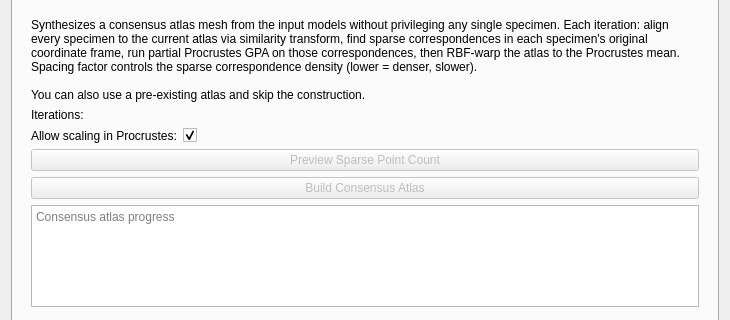
Old version of the form ALPACA/Resources/UI/ALPACA.ui in the repository SlicerMorph/SlicerMorph; both pictures show x 0 to 730 and y 182 to 502 of the 730 by 1204 pixel window.
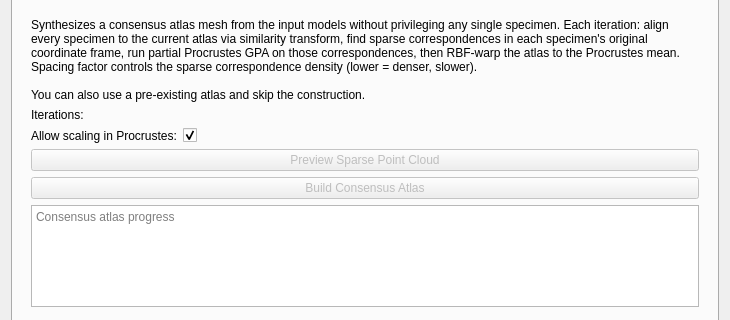
New version of the form. The open tabs and pages were chosen to show the change. Custom widgets are drawn as their Qt base class.

Commit message: ALPACA Templates: show the sparse cloud and stop atlas pile-up

What changed in the file:
```diff
--- a/ALPACA/Resources/UI/ALPACA.ui
+++ b/ALPACA/Resources/UI/ALPACA.ui
@@ -1269,7 +1269,7 @@
              <string>Subsample the selected reference (or first input model if none chosen) at the current Spacing factor and report the resulting point count, without changing any state.</string>
             </property>
             <property name="text">
-             <string>Preview Sparse Point Count</string>
+             <string>Preview Sparse Point Cloud</string>
             </property>
            </widget>
           </item>
```
Left out of the diff: 2 changed lines with no effect on the pictures. The commit also changes 1 other file.
